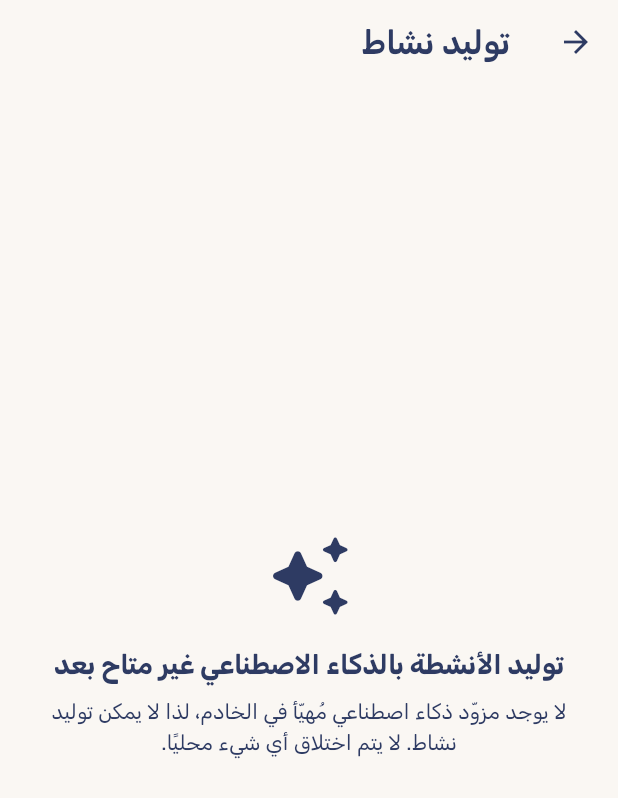
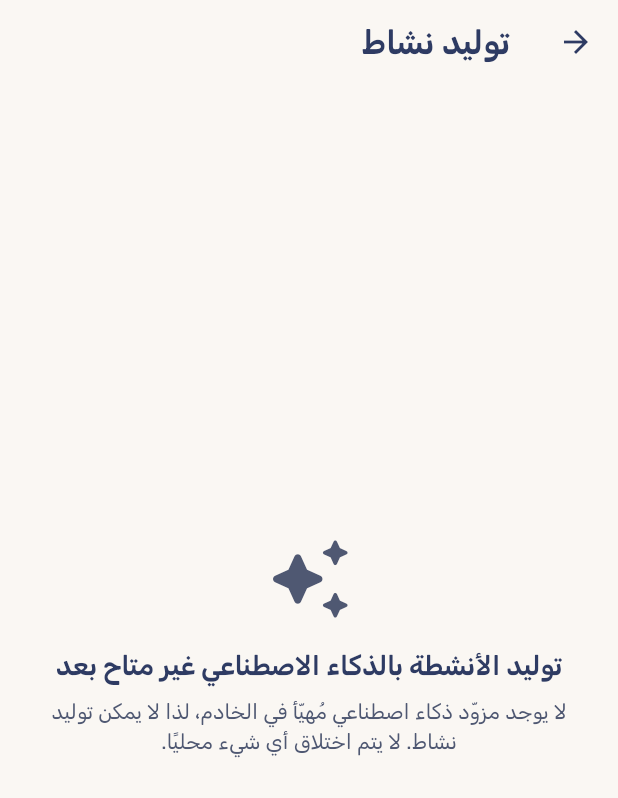
Before and after one commit to aabukhale/Parent-Assistant, a Flutter app: the ActivitiesScreen screen opened directly, after a tap on "ولّد نشاطًا بالذكاء الاصطناعي", on a phone screen of 412 x 824 dp. Shown: the top 798 px of the screen. Run offline on Flutter 3.47's test engine with Material 3 defaults, Android fonts, the phone set to English and light mode, and no system bars; our stand-ins replace app_links, dio, firebase_core, firebase_messaging, flutter_local_notifications, flutter_riverpod and 2 more; missing offline and left inert: home_widget, mobile_scanner; accounts and stored records are empty; generated files the repository leaves out were written again.

Commit message:
Restyle Activities: catalog, details, child assignments, generator
Co-Authored-By: Claude Opus 5.5 <noreply@anthropic.com>

```diff
--- a/my_app/lib/features/activities/presentation/activities_screen.dart
+++ b/my_app/lib/features/activities/presentation/activities_screen.dart
@@ -38,86 +38,35 @@ class ActivitiesScreen extends ConsumerWidget {
               AppSpacing.xxxl,
             ),
             children: [
-              GestureDetector(
+              AppListTile(
+                margin: EdgeInsets.zero,
+                tone: AppTone.accent,
+                leading: const IconBadge(
+                  icon: Icons.auto_awesome_rounded,
+                  tone: AppTone.accent,
+                  size: 52,
+                ),
+                title: l.activityGenerateCta,
+                subtitle: l.activityGenerateCtaSub,
+                subtitleMaxLines: 3,
                 onTap: () => Navigator.of(context).push(
                   MaterialPageRoute(
                     builder: (_) => const GenerateActivityScreen(),
                   ),
                 ),
-                child: Container(
-                  width: double.infinity,
-                  padding: const EdgeInsets.all(20),
-                  decoration: BoxDecoration(
-                    color: AppColors.navy,
-                    borderRadius: BorderRadius.circular(24),
-                  ),
-                  child: Row(
-                    children: [
-                      const Icon(
-                        Icons.auto_awesome_rounded,
-                        color: AppColors.teal,
-                        size: 34,
-                      ),
-                      const SizedBox(width: AppSpacing.md),
-                      Expanded(
-                        child: Column(
-                          crossAxisAlignment: CrossAxisAlignment.start,
-                          children: [
-                            Text(
-                              l.activityGenerateCta,
-                              style: const TextStyle(
-                                color: Colors.white,
-                                fontSize: 15,
-                                fontWeight: FontWeight.bold,
-                              ),
-                            ),
-                            const SizedBox(height: AppSpacing.xs),
-                            Text(
-                              l.activityGenerateCtaSub,
-                              style: const TextStyle(
-                                color: Color(0xFFD8DDEC),
-                                fontSize: 11,
-                              ),
-                            ),
-                          ],
-                        ),
-                      ),
-                      const Icon(
-                        Icons.chevron_right_rounded,
-                        color: Colors.white,
-                      ),
-                    ],
-                  ),
-                ),
               ),
               const SizedBox(height: AppSpacing.xl),
-              Text(
-                l.activitiesCatalogTitle,
-                style: const TextStyle(
-                  color: AppColors.navy,
-                  fontSize: 18,
-                  fontWeight: FontWeight.bold,
-                ),
-              ),
-              const SizedBox(height: AppSpacing.md),
+              SectionHeader(title: l.activitiesCatalogTitle),
               async.when(
                 skipLoadingOnReload: true,
                 loading: () => const Padding(
-                  padding: EdgeInsets.all(28),
+                  padding: EdgeInsets.all(AppSpacing.xxl),
                   child: Center(child: CircularProgressIndicator()),
                 ),
                 error: (e, _) =>
                     ErrorRetryView(error: e, onRetry: controller.refresh),
                 data: (state) => state.isEmpty
-                    ? Padding(
-                        padding: const EdgeInsets.symmetric(vertical: 28),
-                        child: Center(
-                          child: Text(
-                            l.activitiesCatalogEmpty,
-                            style: const TextStyle(color: AppColors.textMuted),
-                          ),
-                        ),
-                      )
+                    ? EmptyView(emoji: '🧩', message: l.activitiesCatalogEmpty)
                     : Column(
                         children: [
                           for (final activity in state.activities)
@@ -174,28 +123,15 @@ class _ActivityCard extends StatelessWidget {
   Widget build(BuildContext context) {
     final l = context.l10n;
     final age = activityAgeLabel(l, activity);
-    return GestureDetector(
+    return AppCard(
       onTap: onTap,
-      child: Container(
-        margin: const EdgeInsets.only(bottom: 10),
-        padding: const EdgeInsets.all(16),
-        decoration: BoxDecoration(
-          color: Colors.white,
-          borderRadius: BorderRadius.circular(20),
-        ),
+      margin: const EdgeInsets.only(bottom: AppSpacing.sm),
       child: Row(
         children: [
-            Container(
-              width: 52,
-              height: 52,
-              decoration: BoxDecoration(
-                color: AppColors.teal.withValues(alpha: 0.15),
-                borderRadius: BorderRadius.circular(16),
-              ),
-              child: Icon(
-                activitySourceIcon(activity.source),
-                color: AppColors.teal,
-              ),
+          IconBadge(
+            icon: activitySourceIcon(activity.source),
+            tone: AppTone.accent,
+            size: 52,
           ),
           const SizedBox(width: AppSpacing.md),
           Expanded(
@@ -206,11 +142,7 @@ class _ActivityCard extends StatelessWidget {
                   activity.title,
                   maxLines: 1,
                   overflow: TextOverflow.ellipsis,
-                    style: const TextStyle(
-                      color: AppColors.navy,
-                      fontWeight: FontWeight.bold,
-                      fontSize: 15,
-                    ),
+                  style: context.type.titleSmall,
                 ),
                 const SizedBox(height: AppSpacing.xs),
                 Wrap(
@@ -220,22 +152,20 @@ class _ActivityCard extends StatelessWidget {
                   children: [
                     ActivityPill(
                       text: activitySourceLabel(l, activity.source),
-                        color: const Color(0xFF7C89B8),
+                      icon: activitySourceIcon(activity.source),
                     ),
                     if (activity.durationMinutes != null)
                       Text(
                         l.activityDurationMin(activity.durationMinutes!),
-                          style: const TextStyle(
-                            color: AppColors.textMuted,
-                            fontSize: 11,
+                        style: context.type.bodySmall?.copyWith(
+                          color: context.mamily.ink2,
                         ),
                       ),
                     if (age != null)
                       Text(
                         age,
-                          style: const TextStyle(
-                            color: AppColors.textMuted,
-                            fontSize: 11,
+                        style: context.type.bodySmall?.copyWith(
+                          color: context.mamily.ink2,
                         ),
                       ),
                   ],
@@ -243,13 +173,12 @@ class _ActivityCard extends StatelessWidget {
               ],
             ),
           ),
-            const Icon(
+          Icon(
             Icons.chevron_right_rounded,
             size: 18,
-              color: Color(0xFF9AA3B5),
+            color: context.mamily.ink3,
           ),
         ],
-        ),
       ),
     );
   }
--- a/my_app/lib/features/activities/presentation/generate_activity_screen.dart
+++ b/my_app/lib/features/activities/presentation/generate_activity_screen.dart
@@ -47,29 +47,23 @@ class _GenerateActivityScreenState
             child: Column(
               mainAxisSize: MainAxisSize.min,
               children: [
-                const Icon(
+                Icon(
                   Icons.auto_awesome_rounded,
                   size: 60,
-                  color: AppColors.textMuted,
+                  color: context.mamily.ink2,
                 ),
                 const SizedBox(height: AppSpacing.lg),
                 Text(
                   l.activityGenerateUnavailableTitle,
                   textAlign: TextAlign.center,
-                  style: const TextStyle(
-                    color: AppColors.navy,
-                    fontSize: 18,
-                    fontWeight: FontWeight.bold,
-                  ),
+                  style: context.type.titleMedium,
                 ),
                 const SizedBox(height: AppSpacing.sm),
                 Text(
                   l.activityGenerateUnavailableBody,
                   textAlign: TextAlign.center,
-                  style: const TextStyle(
-                    color: AppColors.textMuted,
-                    fontSize: 14,
-                    height: 1.5,
+                  style: context.type.bodyMedium?.copyWith(
+                    color: context.mamily.ink2,
                   ),
                 ),
                 if (_message != null) ...[
@@ -77,9 +71,8 @@ class _GenerateActivityScreenState
                   Text(
                     _message!,
                     textAlign: TextAlign.center,
-                    style: const TextStyle(
-                      color: AppColors.coral,
-                      fontSize: 12,
+                    style: context.type.bodySmall?.copyWith(
+                      color: context.mamily.actionText,
                     ),
                   ),
                 ],
```
Also changed, not shown: my_app/lib/features/activities/presentation/activity_details_screen.dart (+27 -74 lines), my_app/lib/features/activities/presentation/activity_widgets.dart (+16 -17 lines), my_app/lib/features/activities/presentation/child_activities_screen.dart (+35 -72 lines). Lines whose indentation alone changed are shown as unchanged.
